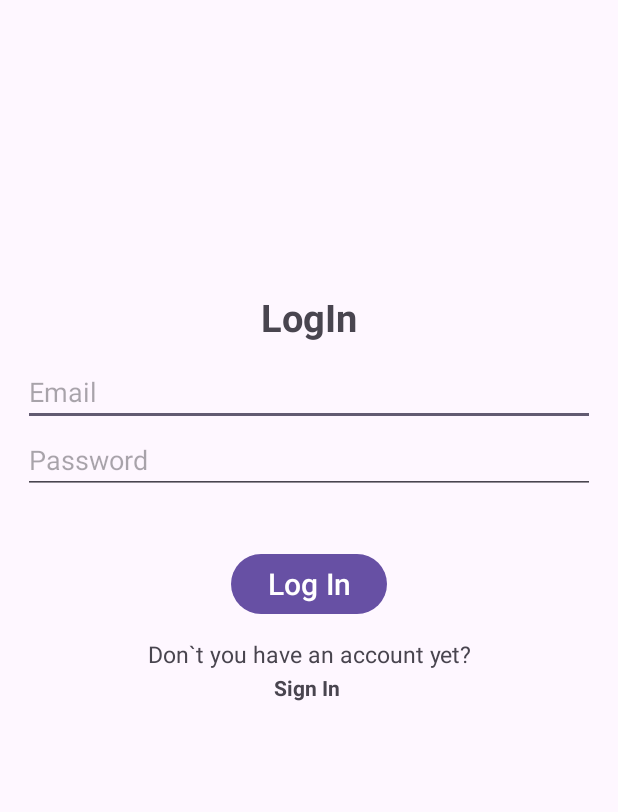
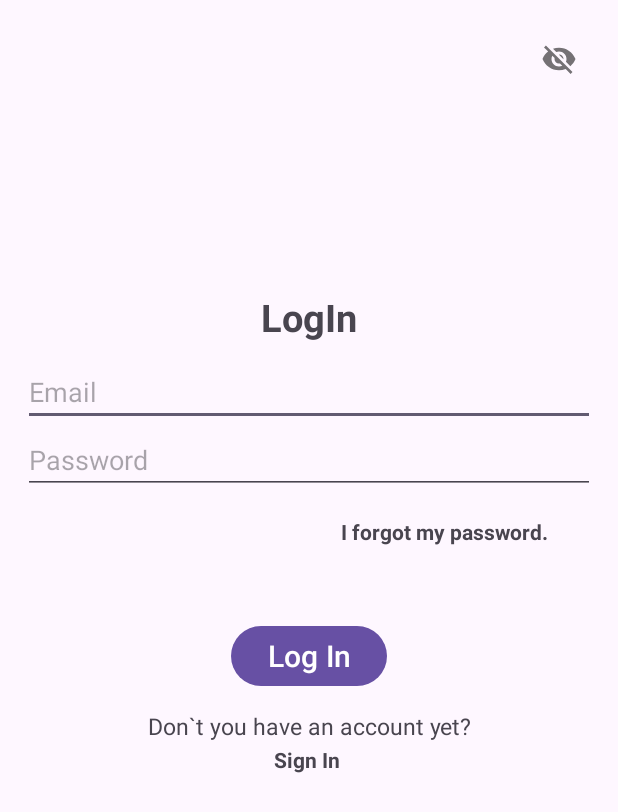
Before and after one commit to Andru2003/R-D_Project, an Android app: the LogIn screen opened directly, with no data from a screen before it, on a phone screen of 412 x 824 dp. Shown: the top 812 px of the screen. Run offline under Robolectric (Android 15) with nearby library versions, the phone set to English and light mode, and no system bars; our stand-ins replace Firebase (no records; nobody signed in at launch, a user with empty details on screens opened directly).

Commit message:
ver email and database nr 2

```diff
--- a/app/src/main/AndroidManifest.xml
+++ b/app/src/main/AndroidManifest.xml
@@ -14,6 +14,9 @@
         android:supportsRtl="true"
         android:theme="@style/Theme.Material3.Light"
         tools:targetApi="31">
+        <activity
+            android:name=".ForgotPassword"
+            android:exported="false" />
         <activity
             android:name=".Menu"
             android:exported="true"
--- a/app/src/main/res/layout/activity_log_in.xml
+++ b/app/src/main/res/layout/activity_log_in.xml
@@ -51,7 +51,7 @@
         android:id="@+id/LogIn_btn"
         android:layout_width="wrap_content"
         android:layout_height="wrap_content"
-        android:layout_marginTop="36dp"
+        android:layout_marginTop="84dp"
         android:text="@string/login_button"
         android:textSize="20sp"
         app:layout_constraintEnd_toEndOf="parent"
@@ -71,14 +71,24 @@
         app:layout_constraintStart_toStartOf="parent"
         app:layout_constraintTop_toBottomOf="@+id/LogIn_btn" />
 
+    <com.google.android.material.textfield.TextInputLayout
+        android:layout_width="match_parent"
+        android:layout_height="wrap_content"
+        android:hint="Password"
+        app:passwordToggleEnabled="true"
+        tools:layout_editor_absoluteX="15dp"
+        tools:layout_editor_absoluteY="54dp" >
+
+    </com.google.android.material.textfield.TextInputLayout>
+
     <EditText
         android:id="@+id/login_pswd"
         android:layout_width="match_parent"
         android:layout_height="wrap_content"
-        android:textColor="@color/black"
         android:ems="10"
         android:hint="Password"
         android:inputType="textPassword"
+        android:textColor="@color/black"
 
         app:layout_constraintEnd_toEndOf="parent"
         app:layout_constraintStart_toStartOf="parent"
@@ -97,4 +107,49 @@
         app:layout_constraintStart_toStartOf="parent"
         app:layout_constraintTop_toBottomOf="@+id/textview2" />
 
+    <TextView
+        android:id="@+id/forgot"
+        android:layout_width="wrap_content"
+        android:layout_height="wrap_content"
+        android:layout_marginTop="15dp"
+        android:text="I forgot my password."
+        android:textStyle="bold"
+        app:layout_constraintEnd_toEndOf="parent"
+        app:layout_constraintHorizontal_bias="0.872"
+        app:layout_constraintStart_toStartOf="parent"
+        app:layout_constraintTop_toBottomOf="@+id/login_pswd" />
+
+    <EditText
+        android:id="@+id/email_forgot_password"
+        android:layout_width="wrap_content"
+        android:layout_height="wrap_content"
+        android:layout_marginBottom="4dp"
+        android:ems="10"
+        android:hint="E-mail"
+        android:visibility="invisible"
+        app:layout_constraintBottom_toTopOf="@+id/button_resend_email"
+        tools:layout_editor_absoluteX="88dp" />
+
+    <TextView
+        android:id="@+id/text_forgot_password"
+        android:layout_width="wrap_content"
+        android:layout_height="wrap_content"
+        android:layout_marginBottom="4dp"
+        android:text="Enter a valid e-mail in order to reset your password."
+        android:visibility="invisible"
+        app:layout_constraintBottom_toTopOf="@+id/email_forgot_password"
+        tools:layout_editor_absoluteX="58dp" />
+
+    <Button
+        android:id="@+id/button_resend_email"
+        android:layout_width="wrap_content"
+        android:layout_height="wrap_content"
+        android:layout_marginBottom="48dp"
+        android:text="Resend"
+        android:visibility="invisible"
+        app:layout_constraintBottom_toBottomOf="parent"
+        app:layout_constraintEnd_toEndOf="parent"
+        app:layout_constraintHorizontal_bias="0.498"
+        app:layout_constraintStart_toStartOf="parent" />
+
 </androidx.constraintlayout.widget.ConstraintLayout>
--- a/app/src/main/res/values/strings.xml
+++ b/app/src/main/res/values/strings.xml
@@ -14,4 +14,5 @@
     <string name="signin_button">Sign In</string>
     <!-- TODO: Remove or change this placeholder text -->
     <string name="hello_blank_fragment">Hello blank fragment</string>
+    <string name="forgotpsd">Forgot Password</string>
 </resources>
```
Also changed, not shown: app/src/main/java/com/example/rdproject/ForgotPassword.java (added, +26 -0 lines), app/src/main/java/com/example/rdproject/LogIn.java (+53 -2 lines), app/src/main/java/com/example/rdproject/Register.java (+39 -1 lines), app/src/main/res/drawable/white_box.xml (added, +12 -0 lines), app/src/main/res/layout/activity_forgot_password.xml (added, +50 -0 lines), app/src/main/res/layout/activity_register.xml (+6 -3 lines), app/src/main/res/layout/dialog_forgot.xml (added, +80 -0 lines).
